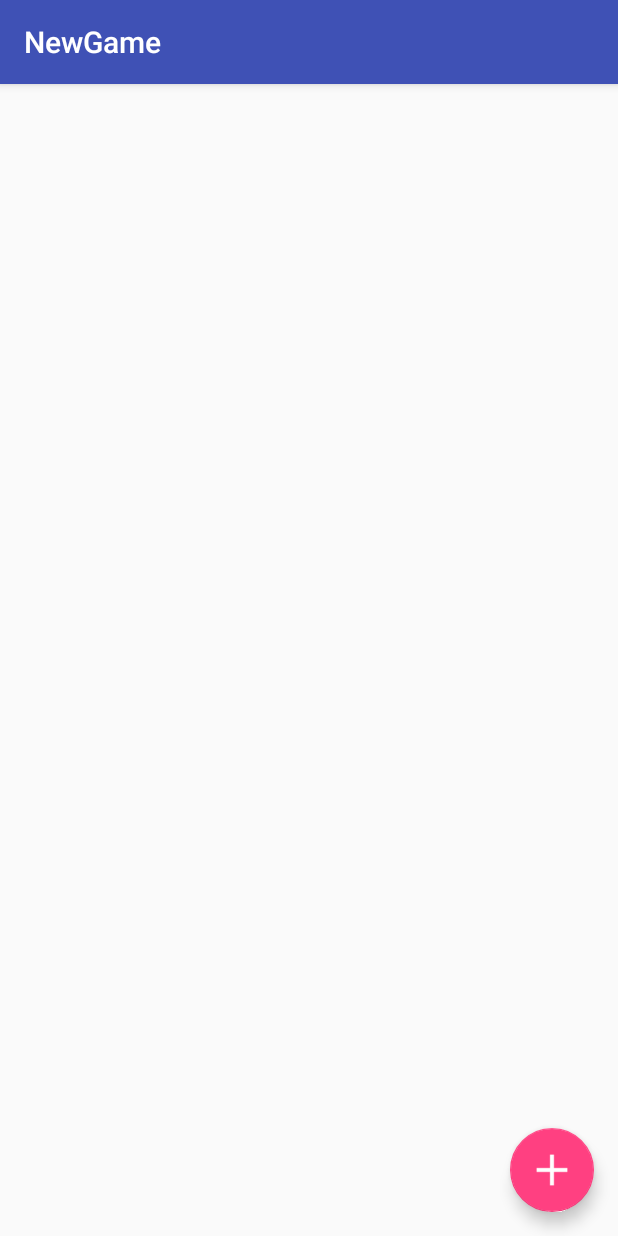
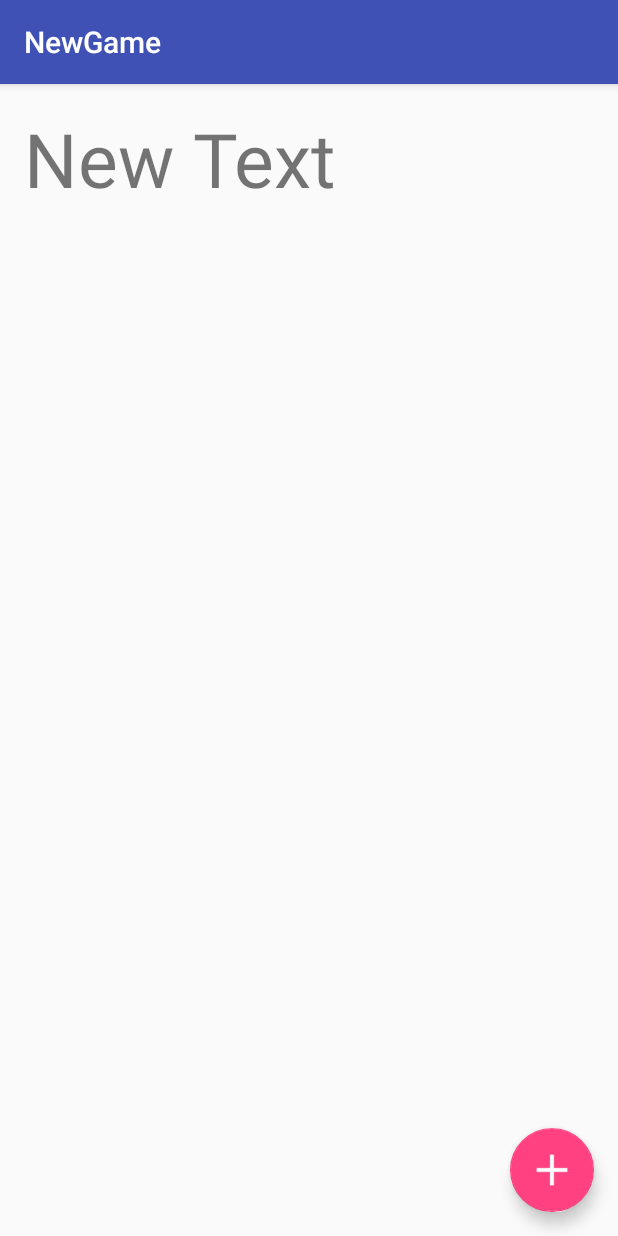
Before and after one commit to srohr/DireHyperChess2, an Android app: the NewGame screen opened directly, with no data from a screen before it, on a phone screen of 412 x 824 dp. Run offline under Robolectric (Android 15) with nearby library versions, the light colour scheme and no system bars; 6 statements that could not run were skipped.

Commit message:
such push. wow

```diff
--- a/app/src/main/java/com/diremangoes/direhyperchess/NewGame.java
+++ b/app/src/main/java/com/diremangoes/direhyperchess/NewGame.java
@@ -1,15 +1,26 @@
 package com.diremangoes.direhyperchess;
 
 import android.os.Bundle;
+import android.os.Handler;
 import android.support.design.widget.FloatingActionButton;
 import android.support.design.widget.Snackbar;
 import android.support.v7.app.AppCompatActivity;
 import android.support.v7.widget.Toolbar;
 import android.view.View;
+import android.widget.TextView;
 
+import java.io.BufferedReader;
+import java.io.IOException;
+import java.io.InputStreamReader;
+import java.net.ServerSocket;
 import java.net.Socket;
 
 public class NewGame extends AppCompatActivity {
+    private ServerSocket serverSocket;
+    Handler updateConversationHandler;
+    Thread serverThread = null;
+    private TextView text;
+    public static final int SERVERPORT = 6000;
 
     @Override
     protected void onCreate(Bundle savedInstanceState) {
@@ -27,9 +38,86 @@ public class NewGame extends AppCompatActivity {
             }
         });
 
+        text = (TextView) findViewById(R.id.text2);
+        text.setText("Launching server");
+        updateConversationHandler = new Handler();
+
+        this.serverThread = new Thread(new ServerThread());
+        this.serverThread.start();
+
 
     }
 
+    @Override
+    protected void onStop() {
+        super.onStop();
+        try {
+            serverSocket.close();
+        } catch (IOException e) {
+            e.printStackTrace();
+        }
+    }
 
+    class ServerThread implements Runnable {
+        public void run() {
+            Socket socket = null;
+            try {
+                serverSocket = new ServerSocket(SERVERPORT);
+                text.setText("Server launched!");
+            } catch (IOException e) {
+                e.printStackTrace();
+            }
+            while (!Thread.currentThread().isInterrupted()) {
+                try {
+                    text.setText("Server running!");
+                    socket = serverSocket.accept();
+                    CommunicationThread commThread = new CommunicationThread(socket);
+                    new Thread(commThread).start();
+                } catch (IOException e) {
+                    e.printStackTrace();
+                }
+            }
+        }
+    }
+
+    class CommunicationThread implements Runnable {
+        private Socket clientSocket;
+        private BufferedReader input;
+        public CommunicationThread(Socket clientSocket) {
+            this.clientSocket = clientSocket;
+
+            try {
+                this.input = new BufferedReader(new InputStreamReader(this.clientSocket.getInputStream()));
+            } catch (IOException e) {
+                e.printStackTrace();
+            }
+        }
+
+        public void run() {
+            while (!Thread.currentThread().isInterrupted()) {
+                try {
+                    String read = input.readLine();
+                    updateConversationHandler.post(new updateUIThread(read));
+
+                } catch (IOException e) {
+                    e.printStackTrace();
+                }
+            }
+        }
+
+    }
+
+    class updateUIThread implements Runnable {
+        private String msg;
+
+        public updateUIThread(String str) {
+            this.msg = str;
+        }
+
+        @Override
+        public void run() {
+            text.setText(text.getText().toString()+"Client Says: "+ msg + "\n");
+        }
+    }
 
 }
--- a/app/src/main/res/layout/content_new_game.xml
+++ b/app/src/main/res/layout/content_new_game.xml
@@ -12,10 +12,12 @@
     tools:context="com.diremangoes.direhyperchess.NewGame"
     tools:showIn="@layout/activity_new_game">
 
-    <ImageView
-        android:layout_width="fill_parent"
-        android:layout_height="fill_parent"
-        android:id="@+id/imageView"
+    <TextView
+        android:layout_width="wrap_content"
+        android:layout_height="wrap_content"
+        android:text="New Text"
+        android:id="@+id/textView"
         android:layout_alignParentTop="true"
-        android:layout_centerHorizontal="true" />
+        android:layout_alignParentStart="true"
+        android:textSize="50dp" />
 </RelativeLayout>
```
